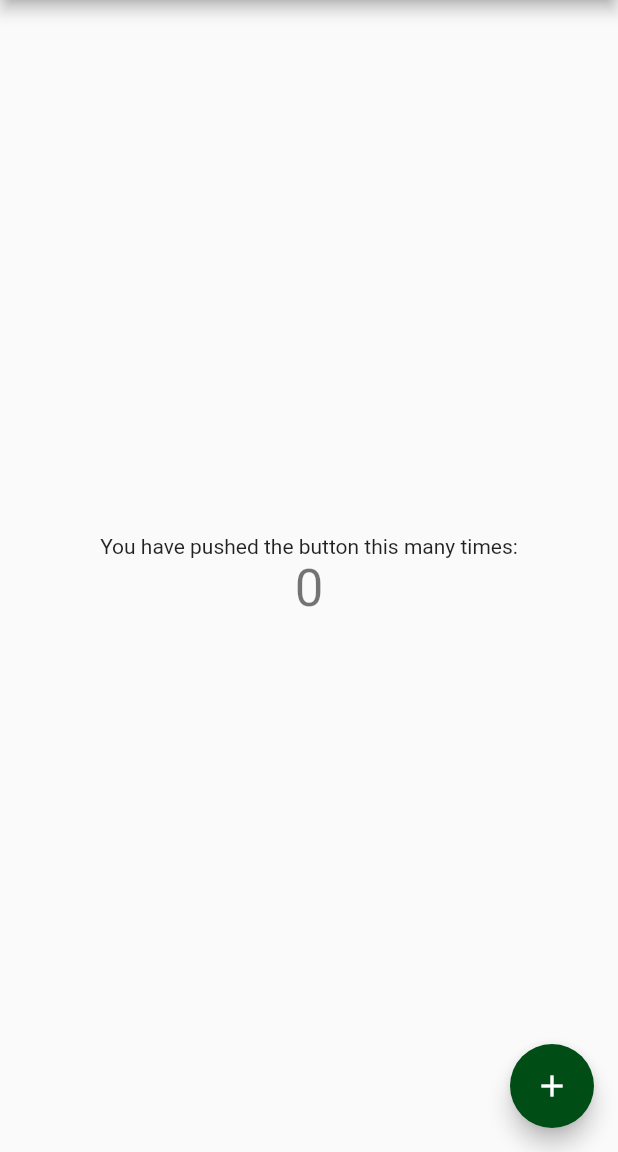
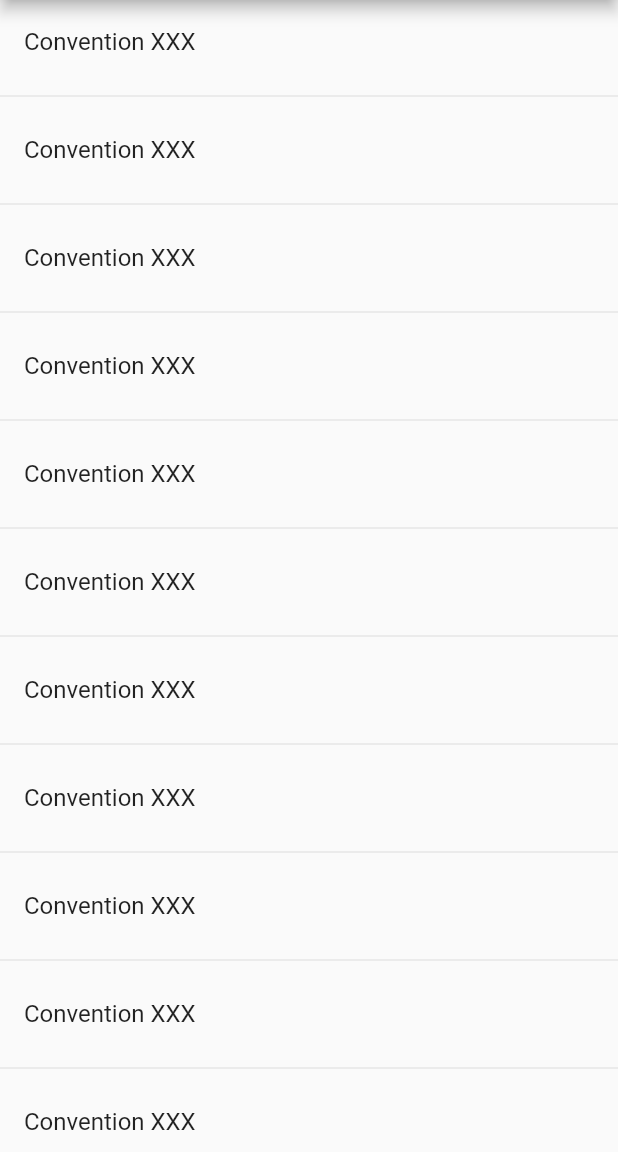
Before and after one commit to franckentien/convention-geek-flutter, a Flutter app: the screen it shows after launch, on a phone screen of 412 x 824 dp, the part 84-1236 px from its top. Run offline on Flutter 3.47's test engine with Material 2 defaults, Android fonts, the phone set to English and light mode, and no system bars.

Commit message:
Create List

```diff
--- a/lib/main.dart
+++ b/lib/main.dart
@@ -56,6 +56,33 @@ class _MyHomePageState extends State<MyHomePage> {
       // called again, and so nothing would appear to happen.
       _counter++;
     });
+  }
+
+  Widget _buildSuggestions() {
+    return new ListView.builder(
+        // The itemBuilder callback is called once per suggested
+        // word pairing, and places each suggestion into a ListTile
+        // row. For even rows, the function adds a ListTile row for
+        // the word pairing. For odd rows, the function adds a
+        // Divider widget to visually separate the entries. Note that
+        // the divider may be difficult to see on smaller devices.
+        itemBuilder: (BuildContext _context, int i) {
+          // Add a one-pixel-high divider widget before each row
+          // in the ListView.
+          if (i.isOdd) {
+            return new Divider();
+          }
+          return _buildRow();
+        }
+    );
+  }
+
+  Widget _buildRow() {
+    return new ListTile(
+      title: new Text(
+        "Convention XXX"
+      ),
+    );
   }
 
   @override
@@ -118,40 +145,7 @@ class _MyHomePageState extends State<MyHomePage> {
           ],
         ),
       ),
-      body: new Center(
-        // Center is a layout widget. It takes a single child and positions it
-        // in the middle of the parent.
-        child: new Column(
-          // Column is also layout widget. It takes a list of children and
-          // arranges them vertically. By default, it sizes itself to fit its
-          // children horizontally, and tries to be as tall as its parent.
-          //
-          // Invoke "debug paint" (press "p" in the console where you ran
-          // "flutter run", or select "Toggle Debug Paint" from the Flutter tool
-          // window in IntelliJ) to see the wireframe for each widget.
-          //
-          // Column has various properties to control how it sizes itself and
-          // how it positions its children. Here we use mainAxisAlignment to
-          // center the children vertically; the main axis here is the vertical
-          // axis because Columns are vertical (the cross axis would be
-          // horizontal).
-          mainAxisAlignment: MainAxisAlignment.center,
-          children: <Widget>[
-            new Text(
-              'You have pushed the button this many times:',
-            ),
-            new Text(
-              '$_counter',
-              style: Theme.of(context).textTheme.display1,
-            ),
-          ],
-        ),
-      ),
-      floatingActionButton: new FloatingActionButton(
-        onPressed: _incrementCounter,
-        tooltip: 'Increment',
-        child: new Icon(Icons.add),
-      ), // This trailing comma makes auto-formatting nicer for build methods.
+      body: _buildSuggestions(),
     );
   }
 }
```
